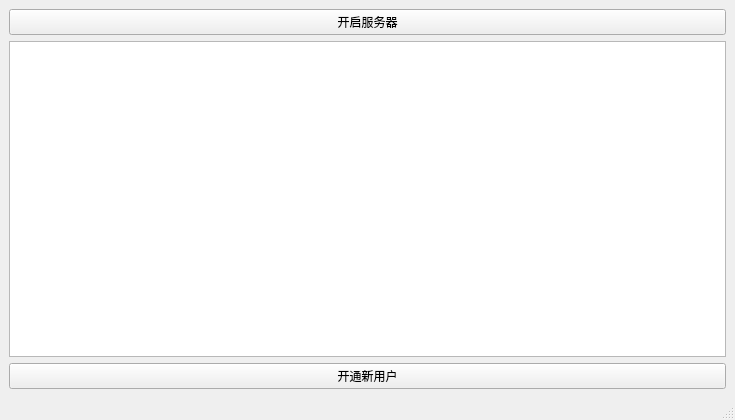
Qt form Server/server.ui (blankSlateORZ/Cerberus) before a commit.
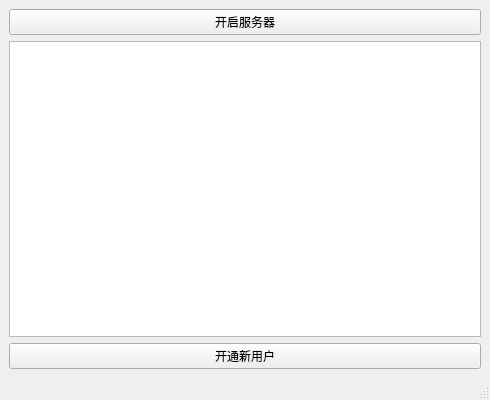
The same form after that commit.

```diff
--- a/Server/server.ui
+++ b/Server/server.ui
@@ -6,8 +6,8 @@
    <rect>
     <x>0</x>
     <y>0</y>
-    <width>735</width>
-    <height>420</height>
+    <width>490</width>
+    <height>400</height>
    </rect>
   </property>
   <property name="windowTitle">
```
Left out of the diff: 8 changed lines with no effect on the pictures.
